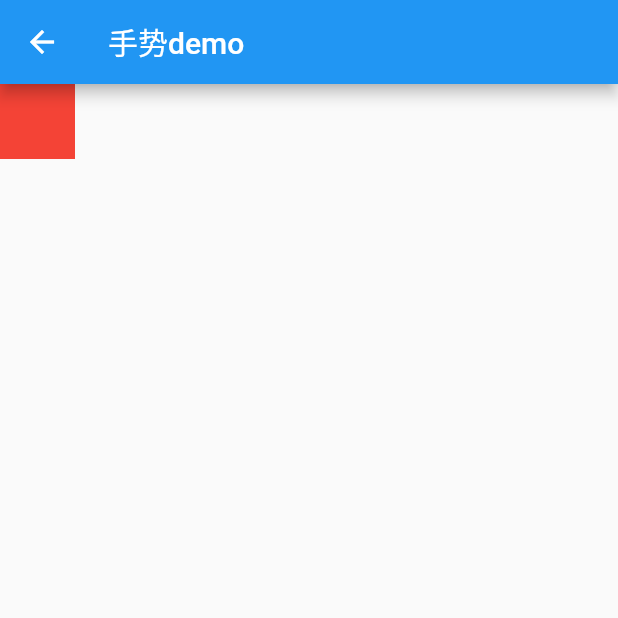
After one commit to JoanJade1990/flutter_study, a Flutter app: the GestureDemoPage screen opened directly, on a phone screen of 412 x 824 dp, the top half of it. The commit adds this screen. Run offline on Flutter 3.47's test engine with Material 2 defaults, Android fonts, the phone set to English and light mode, and no system bars.

Commit message:
手势demo

```diff
--- /dev/null
+++ b/flutter_app/lib/animation/gestureDemo.dart
@@ -0,0 +1,63 @@
+import 'package:flutter/material.dart';
+
+class GestureDemoPage extends StatefulWidget {
+  @override
+  _GestureDemoPageState createState() => _GestureDemoPageState();
+}
+
+class _GestureDemoPageState extends State<GestureDemoPage> {
+  double left = 0.0;
+  double top = 0.0;
+  @override
+  Widget build(BuildContext context) {
+    return  Scaffold(
+      appBar: AppBar(title: Text('手势demo'),),
+      body: Stack(
+        alignment: Alignment.center,
+        children: <Widget>[
+          Positioned(
+            child: Container(
+              width: 50,
+              height: 50,
+              color: Colors.red,
+            ),
+            left: left,
+            top: top,
+          ),
+          GestureDetector(
+            behavior: HitTestBehavior.translucent,
+            child: Container(
+               color: Colors.transparent,
+               width: MediaQuery.of(context).size.width - 10,
+               height: MediaQuery.of(context).size.height
+            ),
+            onPanDown:  (details) {
+                setState(() {
+                  left = details.globalPosition.dx;
+                  top = details.globalPosition.dy;
+                });
+              },
+            onPanUpdate: (details) {
+                setState(() {
+                  left = details.globalPosition.dx;
+                  top = details.globalPosition.dy;
+                });
+              },
+              onPanCancel: () {
+                setState(() {
+                  left = 0.0;
+                  top = 0.0;
+                });
+              },
+              onPanEnd: (details) {
+                setState(() {
+                  left = 0.0;
+                  top = 0.0;
+                });
+              },
+          )
+        ],
+      ),
+    );
+  }
+}
```
Also changed, not shown: flutter_app/lib/main.dart (+10 -2 lines).
